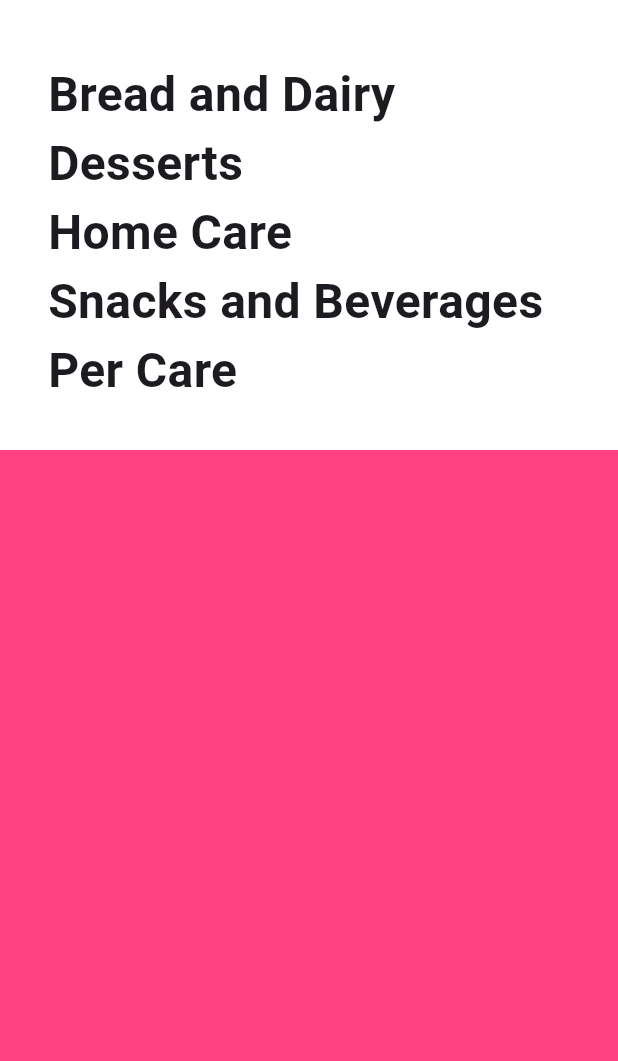
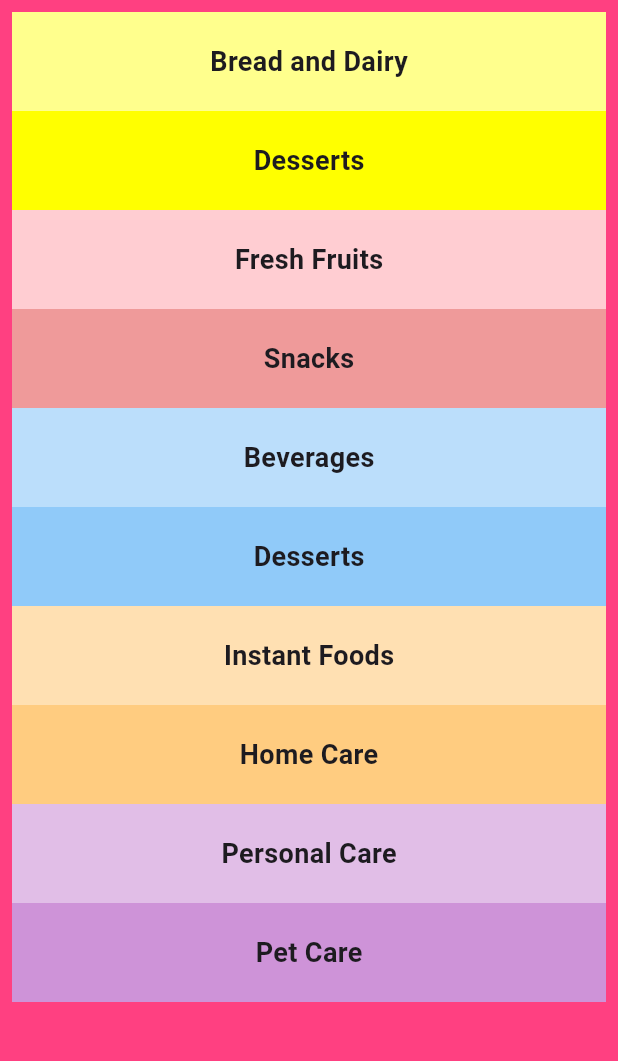
Before and after one commit to Dhannesh/app_listview, a Flutter app: the screen it shows after launch, on a phone screen of 412 x 824 dp, the part 84-1145 px from its top. Run offline on Flutter 3.47's test engine with Material 3 defaults, Android fonts, the phone set to English and light mode, and no system bars.

Commit message:
add list items backgroud color

```diff
--- a/lib/main.dart
+++ b/lib/main.dart
@@ -27,35 +27,102 @@ class MyListView extends StatelessWidget {
 
   @override
   Widget build(BuildContext context) {
-    return Container(
+    return ListView(
         padding: const EdgeInsets.all(8),
-      color: Colors.white,
-      height: 300,
-      child: ListView(
-        padding: const EdgeInsets.fromLTRB(24, 32, 24, 32),
-        children: const <Widget>[
-          Text('Bread and Dairy',
-              style: TextStyle(fontSize: 32, fontWeight: FontWeight.bold
+        children: <Widget>[
+          Container(
+            padding: const EdgeInsets.all(20),
+              color: Colors.yellowAccent[100],
+              alignment: Alignment.center,
+            child: Text('Bread and Dairy',
+                style: TextStyle(fontSize: 18, fontWeight: FontWeight.bold
                 )
             ),
-          Text('Desserts',
-              style: TextStyle(fontSize: 32, fontWeight: FontWeight.bold
+          ),
+          Container(
+            padding: const EdgeInsets.all(20),
+            color: Colors.yellowAccent[200],
+            alignment: Alignment.center,
+            child: Text('Desserts',
+                style: TextStyle(fontSize: 18, fontWeight: FontWeight.bold
                 )
             ),
-          Text('Home Care',
-              style: TextStyle(fontSize: 32, fontWeight: FontWeight.bold
+          ),
+          Container(
+            padding: const EdgeInsets.all(20),
+            color: Colors.red[100],
+            alignment: Alignment.center,
+            child: Text('Fresh Fruits',
+                style: TextStyle(fontSize: 18, fontWeight: FontWeight.bold
                 )
             ),
-          Text('Snacks and Beverages',
-              style: TextStyle(fontSize: 32, fontWeight: FontWeight.bold
+          ),
+          Container(
+            padding: const EdgeInsets.all(20),
+            color: Colors.red[200],
+            alignment: Alignment.center,
+            child: Text('Snacks',
+                style: TextStyle(fontSize: 18, fontWeight: FontWeight.bold
                 )
             ),
-          Text('Per Care',
-              style: TextStyle(fontSize: 32, fontWeight: FontWeight.bold
+          ),
+          Container(
+            padding: const EdgeInsets.all(20),
+            color: Colors.blue[100],
+            alignment: Alignment.center,
+            child: Text('Beverages',
+                style: TextStyle(fontSize: 18, fontWeight: FontWeight.bold
                 )
+            ),
+          ),
+          Container(
+            padding: const EdgeInsets.all(20),
+            color: Colors.blue[200],
+            alignment: Alignment.center,
+            child: Text('Desserts',
+                style: TextStyle(fontSize: 18, fontWeight: FontWeight.bold
                 )
+            ),
+          ),
+          Container(
+            padding: const EdgeInsets.all(20),
+            color: Colors.orange[100],
+            alignment: Alignment.center,
+            child: Text('Instant Foods',
+                style: TextStyle(fontSize: 18, fontWeight: FontWeight.bold
+                )
+            ),
+          ),
+          Container(
+            padding: const EdgeInsets.all(20),
+            color: Colors.orange[200],
+            alignment: Alignment.center,
+            child: Text('Home Care',
+                style: TextStyle(fontSize: 18, fontWeight: FontWeight.bold
+                )
+            ),
+          ),
+          Container(
+            padding: const EdgeInsets.all(20),
+            color: Colors.purple[100],
+            alignment: Alignment.center,
+            child: Text('Personal Care',
+                style: TextStyle(fontSize: 18, fontWeight: FontWeight.bold
+                )
+            ),
+          ),
+          Container(
+            padding: const EdgeInsets.all(20),
+            color: Colors.purple[200],
+            alignment: Alignment.center,
+            child: Text('Pet Care',
+                style: TextStyle(fontSize: 18, fontWeight: FontWeight.bold
+                )
+            ),
+          ),
+
         ],
-      ),
+
     );
   }
 }
```
Also changed, not shown: 1 other file. Lines whose indentation alone changed are shown as unchanged.
